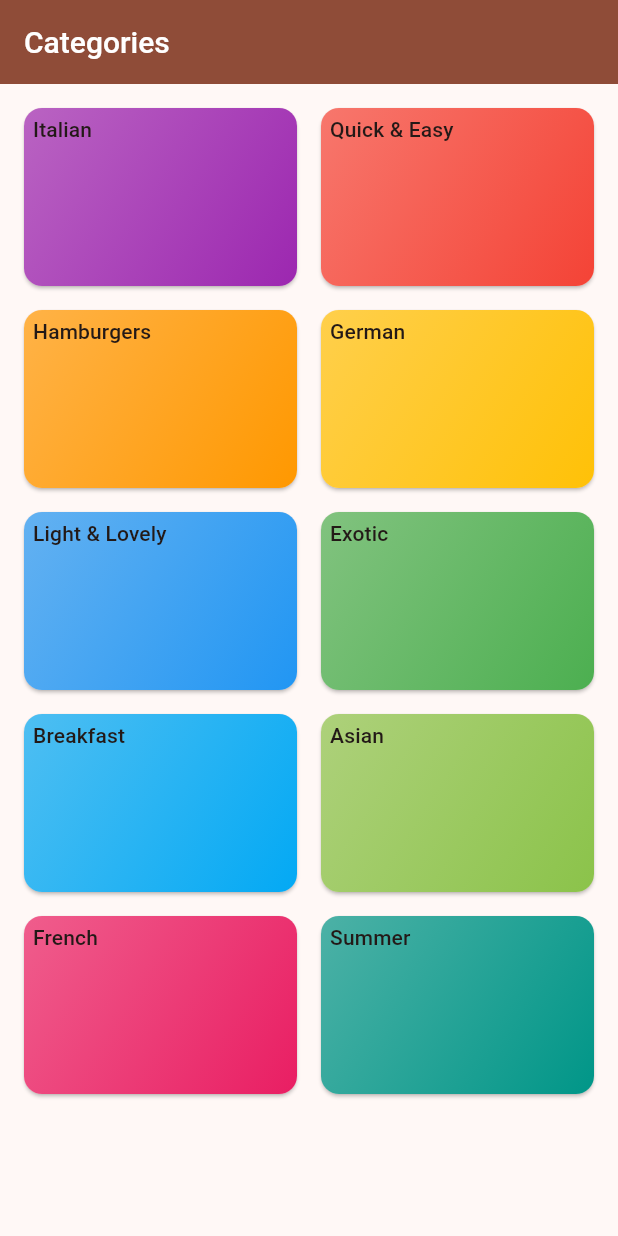
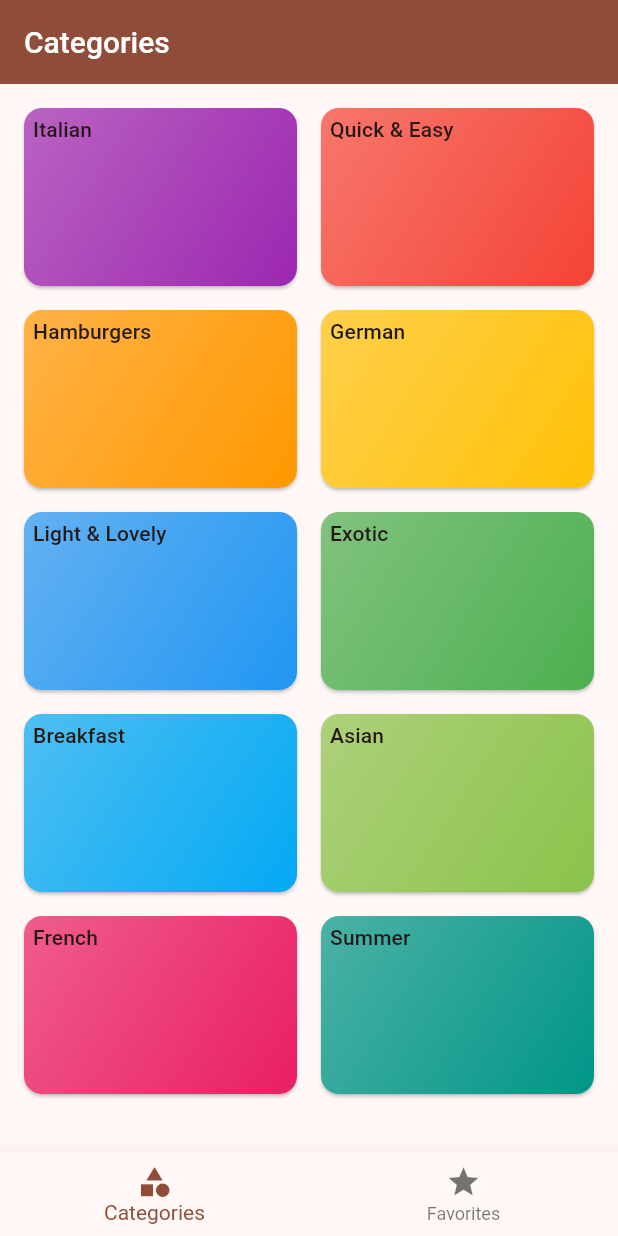
Before and after one commit to Moonbladez/flutter-meals, a Flutter app: the screen it shows after launch, on a phone screen of 412 x 824 dp. Run offline on Flutter 3.47's test engine with Material 2 defaults, Android fonts, the phone set to English and light mode, and no system bars; our stand-ins replace google_fonts, transparent_image.

Commit message:
added tabs to categories and favourites page

```diff
--- a/lib/main.dart
+++ b/lib/main.dart
@@ -1,5 +1,5 @@
 import 'package:flutter/material.dart';
-import 'package:flutter_meals_app/screens/categories_screen.dart';
+import 'package:flutter_meals_app/screens/tabs.dart';
 import 'package:google_fonts/google_fonts.dart';
 
 void main() {
@@ -27,7 +27,7 @@
         ),
         useMaterial3: true,
       ),
-      home: const CategoriesScreen(),
+      home: const TabsScreen(),
     );
   }
 }
--- a/lib/screens/categories_screen.dart
+++ b/lib/screens/categories_screen.dart
@@ -26,9 +26,6 @@
   @override
   Widget build(BuildContext context) {
     return Scaffold(
-      appBar: AppBar(
-        title: const Text('Categories'),
-      ),
       body: GridView.builder(
         padding: const EdgeInsets.all(12),
         itemCount: availableCategories.length,
--- a/lib/screens/meals_screen.dart
+++ b/lib/screens/meals_screen.dart
@@ -5,9 +5,9 @@
 import 'package:flutter_meals_app/widgets/meal_list_item.dart';
 
 class MealsScreen extends StatelessWidget {
-  const MealsScreen({super.key, required this.title, required this.meal});
+  const MealsScreen({super.key, this.title, required this.meal});
 
-  final String title;
+  final String? title;
   final List<Meal> meal;
 
   void selectMeal(BuildContext context, Meal meal) {
@@ -53,10 +53,14 @@
       );
     }
 
+    if (title == null) {
+      return content;
+    }
+
     return Center(
       child: Scaffold(
         appBar: AppBar(
-          title: Text(title),
+          title: Text(title!),
         ),
         body: content,
       ),
--- /dev/null
+++ b/lib/screens/tabs.dart
@@ -0,0 +1,54 @@
+import 'package:flutter/material.dart';
+import 'package:flutter_meals_app/screens/categories_screen.dart';
+import 'package:flutter_meals_app/screens/meals_screen.dart';
+
+class TabsScreen extends StatefulWidget {
+  const TabsScreen({super.key});
+
+  @override
+  State<TabsScreen> createState() => _TabsScreenState();
+}
+
+class _TabsScreenState extends State<TabsScreen> {
+  int _selectedPageIndex = 0;
+
+  void _selectPage(int index) {
+    setState(() {
+      _selectedPageIndex = index;
+    });
+  }
+
+  @override
+  Widget build(BuildContext context) {
+    Widget activePage = const CategoriesScreen();
+    String activePageTitle = "Categories";
+
+    if (_selectedPageIndex == 1) {
+      activePage = const MealsScreen(
+        meal: [],
+      );
+      activePageTitle = "Favorites";
+    }
+
+    return Scaffold(
+      appBar: AppBar(
+        title: Text(activePageTitle),
+      ),
+      body: activePage,
+      bottomNavigationBar: BottomNavigationBar(
+        currentIndex: _selectedPageIndex,
+        onTap: _selectPage,
+        items: const [
+          BottomNavigationBarItem(
+            icon: Icon(Icons.category),
+            label: "Categories",
+          ),
+          BottomNavigationBarItem(
+            icon: Icon(Icons.star),
+            label: "Favorites",
+          ),
+        ],
+      ),
+    );
+  }
+}
```
